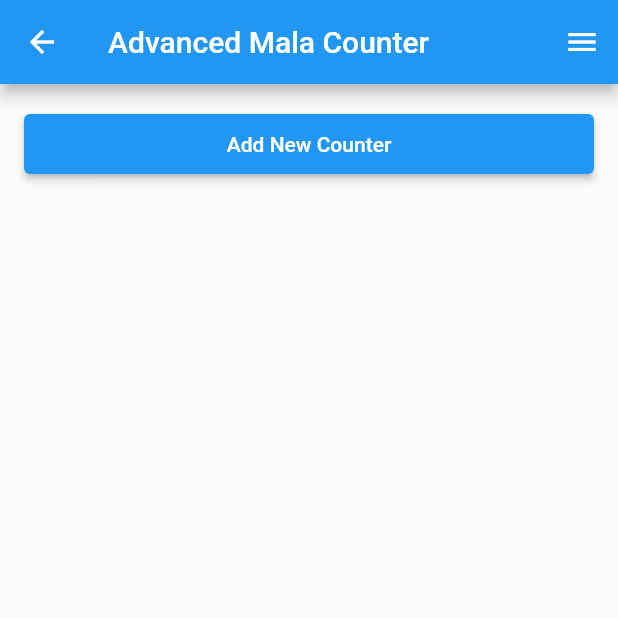
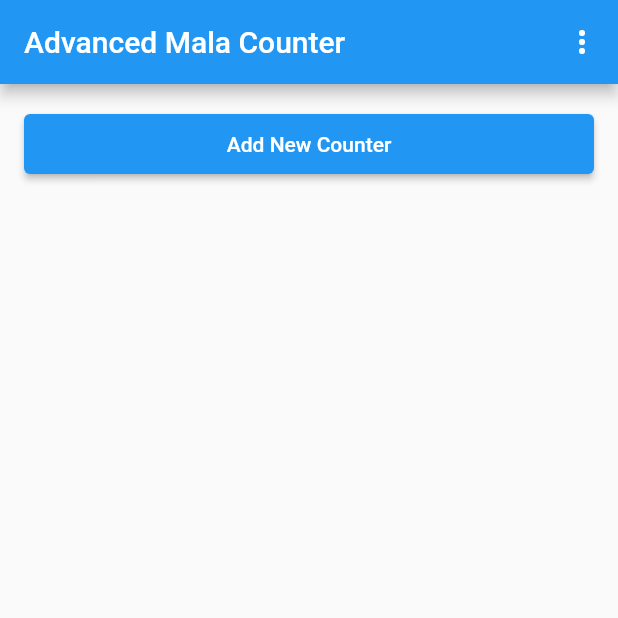
Before and after one commit to schmidt9/Advanced-Mala-Counter, a Flutter app: the screen it shows after launch, on a phone screen of 412 x 824 dp, the top half of it. Run offline on Flutter 3.47's test engine with Material 2 defaults, Android fonts, the phone set to English and light mode, and no system bars; our stand-ins replace firebase_auth, firebase_core, google_sign_in; accounts and stored records are empty.

Commit message:
change menu icon; add appbar;

```diff
--- a/advanced_mala_counter/lib/main.dart
+++ b/advanced_mala_counter/lib/main.dart
@@ -28,8 +28,7 @@ class MyApp extends StatelessWidget {
         primarySwatch: Colors.blue,
       ),
       routes: {
-        '/': (context) => const SignInScreen(), // TODO: fix
-        '/home': (context) => const HomeScreen(),
+        '/home': (context) => const HomeScreen(), // TODO: fix
         '/account': (context) => UserInfoScreen(user: user!), // TODO: check
         '/login': (context) => const SignInScreen()
       },
--- a/advanced_mala_counter/lib/screens/home_screen.dart
+++ b/advanced_mala_counter/lib/screens/home_screen.dart
@@ -43,7 +43,7 @@ class _HomeScreenState extends State<HomeScreen> {
         actions: [
           PopupMenuButton(
             icon: Icon(
-              Icons.menu,
+              Icons.more_vert,
               color: (user == null) ? Colors.white : Colors.yellow,
             ),
             onSelected: (value) {
--- a/advanced_mala_counter/lib/screens/sign_in_screen.dart
+++ b/advanced_mala_counter/lib/screens/sign_in_screen.dart
@@ -14,6 +14,9 @@ class _SignInScreenState extends State<SignInScreen> {
   @override
   Widget build(BuildContext context) {
     return Scaffold(
+      appBar: AppBar(
+        title: const Text("Sign In"),
+      ),
       backgroundColor: CustomColors.firebaseNavy,
       body: SafeArea(
         child: Padding(
```
